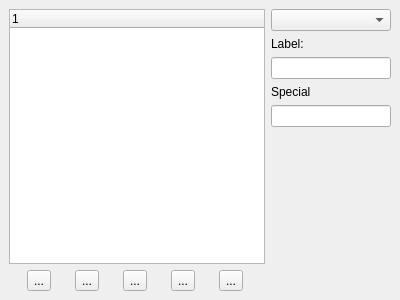
Qt form BartleBlog/ui/menu_config.ui (ralsina/ra-blog) before a commit.
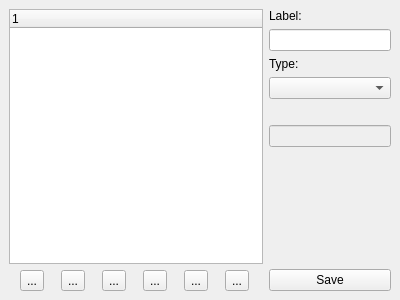
The same form after that commit.

Commit message: * Show the menu config widget (useless yet)

Patch:
```diff
--- a/BartleBlog/ui/menu_config.ui
+++ b/BartleBlog/ui/menu_config.ui
@@ -73,6 +73,13 @@
          </property>
         </widget>
        </item>
+       <item>
+        <widget class="QToolButton" name="new" >
+         <property name="text" >
+          <string>...</string>
+         </property>
+        </widget>
+       </item>
       </layout>
      </item>
     </layout>
@@ -85,9 +92,6 @@
      <property name="spacing" >
       <number>6</number>
      </property>
-     <item>
-      <widget class="QComboBox" name="type" />
-     </item>
      <item>
       <widget class="QLabel" name="label" >
        <property name="text" >
@@ -101,12 +105,29 @@
      <item>
       <widget class="QLabel" name="label_2" >
        <property name="text" >
-        <string>Special</string>
+        <string>Type:</string>
        </property>
       </widget>
      </item>
      <item>
-      <widget class="QLineEdit" name="special" />
+      <widget class="QComboBox" name="type" />
+     </item>
+     <item>
+      <widget class="QLabel" name="data_type" >
+       <property name="text" >
+        <string/>
+       </property>
+       <property name="buddy" >
+        <cstring>lineEdit</cstring>
+       </property>
+      </widget>
+     </item>
+     <item>
+      <widget class="QLineEdit" name="lineEdit" >
+       <property name="enabled" >
+        <bool>false</bool>
+       </property>
+      </widget>
      </item>
      <item>
       <spacer>
@@ -115,12 +136,19 @@
        </property>
        <property name="sizeHint" >
         <size>
-         <width>20</width>
-         <height>40</height>
+         <width>122</width>
+         <height>51</height>
         </size>
        </property>
       </spacer>
      </item>
+     <item>
+      <widget class="QPushButton" name="save" >
+       <property name="text" >
+        <string>Save</string>
+       </property>
+      </widget>
+     </item>
     </layout>
    </item>
   </layout>
```
Left out of the diff: 19 changed lines with no effect on the pictures. The commit also changes 4 other files.
